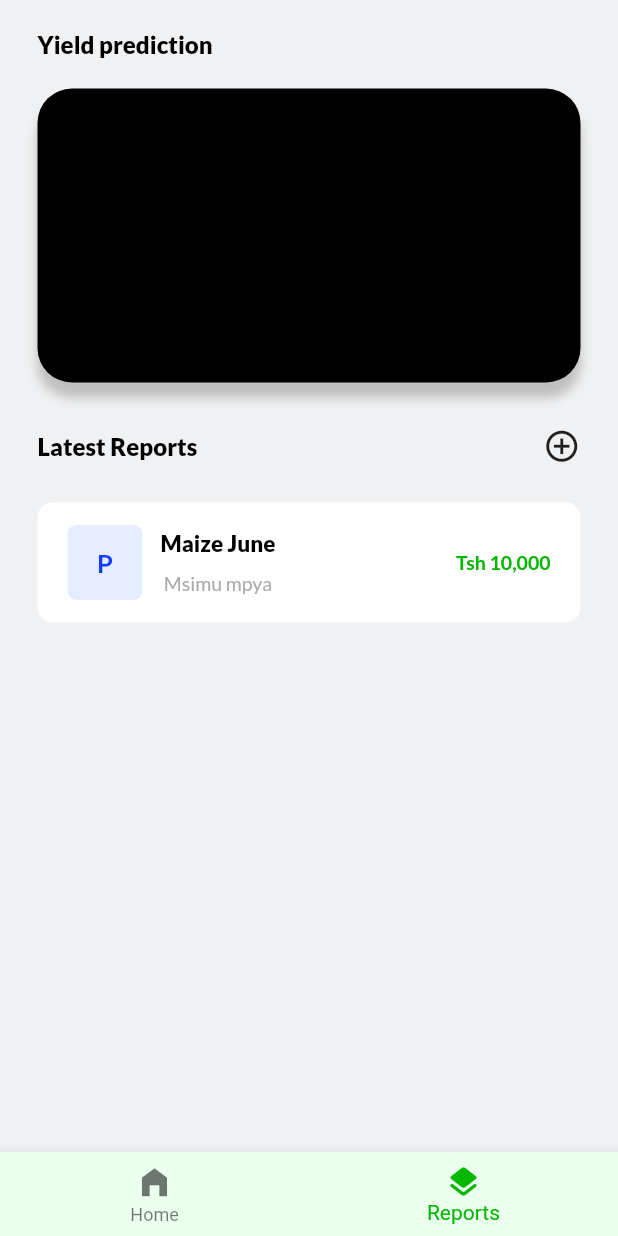
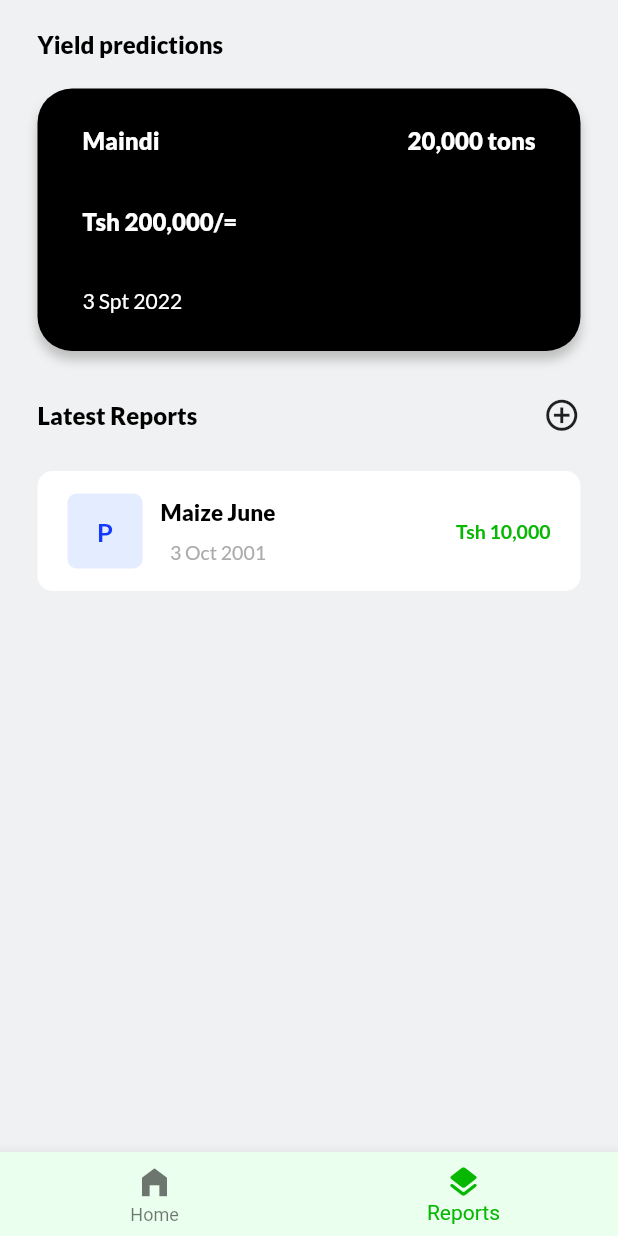
Before and after one commit to ProsperChihimba/agroapp, a Flutter app: the screen it shows after launch, item 2 of the bottom bar chosen, on a phone screen of 412 x 824 dp. Run offline on Flutter 3.47's test engine with Material 2 defaults, Android fonts, the phone set to English and light mode, and no system bars; our stand-ins replace gap, google_fonts.

Commit message:
Update: Prediction fields

```diff
--- a/lib/Pages/RecordsPage/index.dart
+++ b/lib/Pages/RecordsPage/index.dart
@@ -29,7 +29,7 @@ class _RecordsPageState extends State<RecordsPage>
             const Align(
                 alignment: Alignment.topLeft,
                 child: Title(
-                  title: 'Yield prediction',
+                  title: 'Yield predictions',
                 )),
             const YieldPrediction(),
             const Gap(10),
--- a/lib/Pages/RecordsPage/reports.dart
+++ b/lib/Pages/RecordsPage/reports.dart
@@ -58,7 +58,7 @@ class _ReportsState extends State<Reports> {
                         height: 10,
                       ),
                       Text(
-                        "Msimu mpya",
+                        "3 Oct 2001",
                         style: GoogleFonts.lato(
                             fontSize: 13,
                             fontWeight: FontWeight.w500,
--- a/lib/Pages/RecordsPage/yieldWidget.dart
+++ b/lib/Pages/RecordsPage/yieldWidget.dart
@@ -1,4 +1,5 @@
 import 'package:flutter/material.dart';
+import 'package:gap/gap.dart';
 import 'package:google_fonts/google_fonts.dart';
 
 class YieldPrediction extends StatelessWidget {
@@ -9,7 +10,7 @@ class YieldPrediction extends StatelessWidget {
     return Padding(
       padding: const EdgeInsets.symmetric(horizontal: 25.0),
       child: Container(
-          padding: const EdgeInsets.symmetric(vertical: 90, horizontal: 30),
+          padding: const EdgeInsets.symmetric(vertical: 25, horizontal: 30),
           margin: const EdgeInsets.only(top: 20),
           decoration: BoxDecoration(
               color: const Color(0xff000000),
@@ -17,15 +18,56 @@ class YieldPrediction extends StatelessWidget {
               boxShadow: [
                 BoxShadow(
                     color: Colors.grey.withOpacity(0.6),
-                    offset: const Offset(0, 10),
+                    offset: const Offset(0, 6),
                     blurRadius: 5.0,
                     spreadRadius: 0)
               ]),
-          child: Row(
+          child: Column(
             mainAxisAlignment: MainAxisAlignment.spaceBetween,
             children: [
-              Text("data"),
-              Text("Data"),
+              Row(
+                mainAxisAlignment: MainAxisAlignment.spaceBetween,
+                children: [
+                  Text(
+                    "Maindi",
+                    style: GoogleFonts.lato(
+                        fontWeight: FontWeight.w900,
+                        fontSize: 16,
+                        color: Colors.white),
+                  ),
+                  Text(
+                    "20,000 tons",
+                    style: GoogleFonts.lato(
+                        fontWeight: FontWeight.w900,
+                        fontSize: 16,
+                        color: Colors.white),
+                  ),
+                ],
+              ),
+              const Gap(35),
+              Align(
+                alignment: Alignment.topLeft,
+                child: Text(
+                  "Tsh 200,000/=",
+                  style: GoogleFonts.lato(
+                      fontWeight: FontWeight.w900,
+                      fontSize: 16,
+                      color: Colors.white),
+                ),
+              ),
+              const Gap(35),
+              Row(
+                mainAxisAlignment: MainAxisAlignment.spaceBetween,
+                children: [
+                  Text(
+                    "3 Spt 2022",
+                    style: GoogleFonts.lato(
+                        fontWeight: FontWeight.w500,
+                        fontSize: 14,
+                        color: Colors.white),
+                  ),
+                ],
+              ),
             ],
           )),
     );
```
